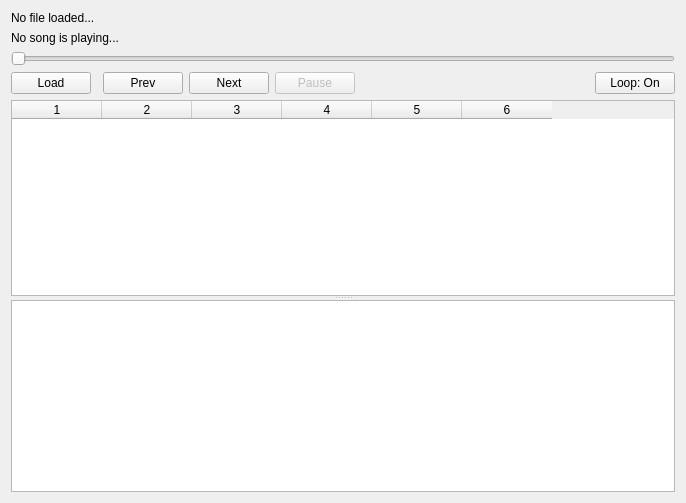
First picture: the form in mainwindow.ui, repository BearKidsTeam/thplayer, before the edit.
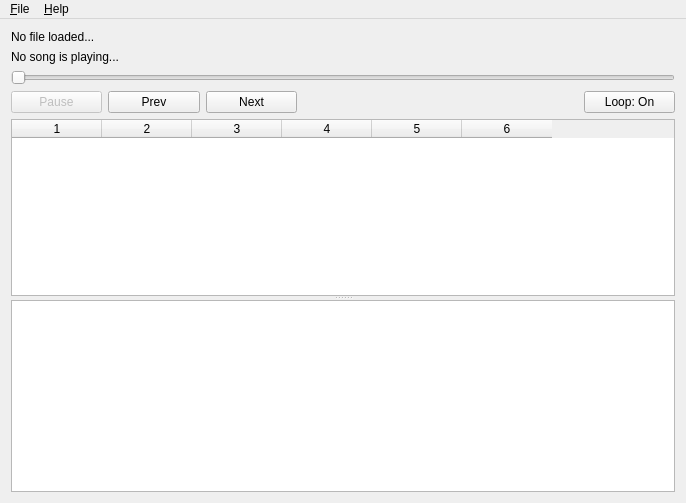
Second picture: the form after the edit. Icons and pictures are not drawn. Custom widgets are drawn as their Qt base class.

Commit message: move 'load' to menu and 'pause' to front

What changed in the file:
```diff
--- a/mainwindow.ui
+++ b/mainwindow.ui
@@ -22,13 +22,6 @@
   </property>
   <widget class="QWidget" name="centralWidget">
    <layout class="QGridLayout" name="gridLayout">
-    <item row="3" column="0">
-     <widget class="QPushButton" name="playButton">
-      <property name="text">
-       <string>Load</string>
-      </property>
-     </widget>
-    </item>
     <item row="3" column="6">
      <widget class="QPushButton" name="loopButton">
       <property name="text">
@@ -36,13 +29,6 @@
       </property>
      </widget>
     </item>
-    <item row="3" column="3">
-     <widget class="QPushButton" name="nextButton">
-      <property name="text">
-       <string>Next</string>
-      </property>
-     </widget>
-    </item>
     <item row="1" column="0" colspan="7">
      <widget class="QLabel" name="songnameLabel">
       <property name="text">
@@ -112,26 +98,6 @@
       </widget>
      </widget>
     </item>
-    <item row="3" column="5">
-     <spacer name="horizontalSpacer">
-      <property name="orientation">
-       <enum>Qt::Horizontal</enum>
-      </property>
-      <property name="sizeHint" stdset="0">
-       <size>
-        <width>40</width>
-        <height>20</height>
-       </size>
-      </property>
-     </spacer>
-    </item>
-    <item row="3" column="2">
-     <widget class="QPushButton" name="prevButton">
-      <property name="text">
-       <string>Prev</string>
-      </property>
-     </widget>
-    </item>
     <item row="2" column="0" colspan="7">
      <widget class="QClickableSlider" name="progressslider">
       <property name="orientation">
@@ -146,7 +112,7 @@
       </property>
      </widget>
     </item>
-    <item row="3" column="4">
+    <item row="3" column="0">
      <widget class="QPushButton" name="pauseButton">
       <property name="enabled">
        <bool>false</bool>
@@ -159,6 +125,33 @@
       </property>
      </widget>
     </item>
+    <item row="3" column="1">
+     <widget class="QPushButton" name="prevButton">
+      <property name="text">
+       <string>Prev</string>
+      </property>
+     </widget>
+    </item>
+    <item row="3" column="2">
+     <widget class="QPushButton" name="nextButton">
+      <property name="text">
+       <string>Next</string>
+      </property>
+     </widget>
+    </item>
+    <item row="3" column="3" colspan="3">
+     <spacer name="horizontalSpacer">
+      <property name="orientation">
+       <enum>Qt::Horizontal</enum>
+      </property>
+      <property name="sizeHint" stdset="0">
+       <size>
+        <width>40</width>
+        <height>20</height>
+       </size>
+      </property>
+     </spacer>
+    </item>
    </layout>
   </widget>
   <widget class="QMenuBar" name="menuBar">
@@ -167,9 +160,24 @@
      <x>0</x>
      <y>0</y>
      <width>686</width>
-     <height>31</height>
+     <height>25</height>
     </rect>
    </property>
+   <widget class="QMenu" name="menu_File">
+    <property name="title">
+     <string>&amp;File</string>
+    </property>
+    <addaction name="action_Open"/>
+   </widget>
+   <widget class="QMenu" name="menu_Help">
+    <property name="title">
+     <string>&amp;Help</string>
+    </property>
+    <addaction name="action_About"/>
+    <addaction name="actionAbout_Qt"/>
+   </widget>
+   <addaction name="menu_File"/>
+   <addaction name="menu_Help"/>
   </widget>
  </widget>
  <layoutdefault spacing="6" margin="11"/>
```
Left out of the diff: 15 changed lines with no effect on the pictures. The commit also changes 4 other files.
